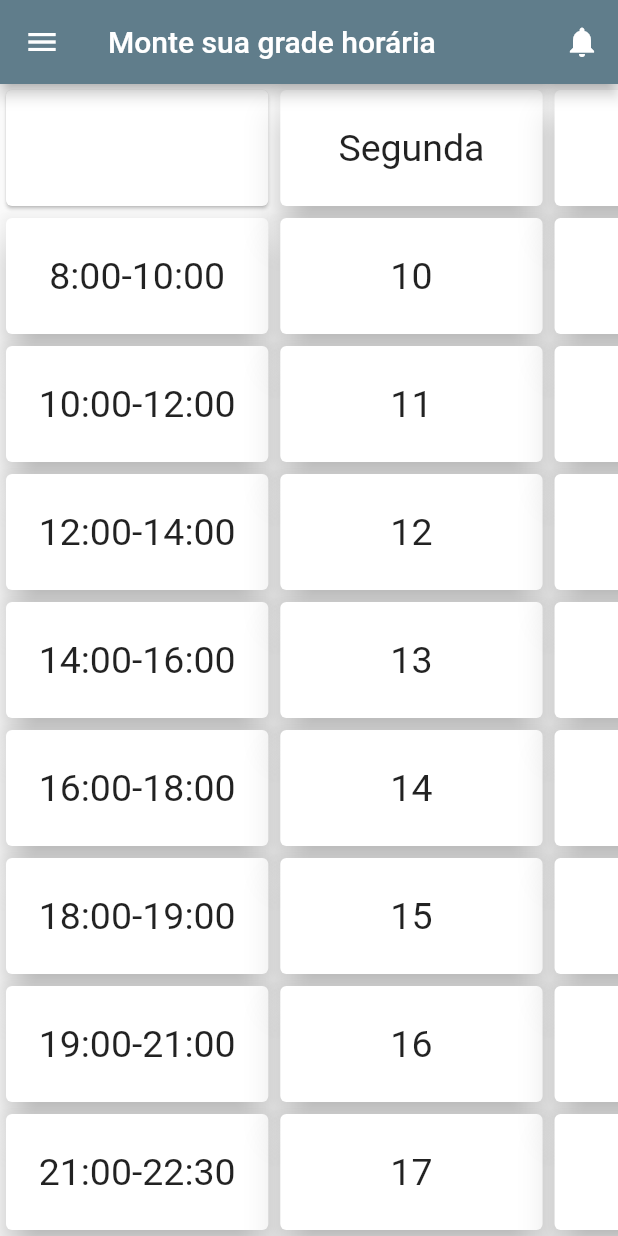
After one commit to COVIDAS-UnB/Ace-Shield, a Flutter app: the TimeOptimizerScreen screen opened by its route, on a phone screen of 412 x 824 dp. The commit adds this screen. Run offline on Flutter 3.47's test engine with Material 2 defaults, Android fonts, the phone set to English and light mode, and no system bars; our stand-ins replace shared_preferences; missing offline and left inert: vertical_tabs; accounts and stored records are empty.

Commit message:
Ajustando tela de minimização de grade horária. Protótipo de tela de liberação feito.

```diff
--- a/front/lib/main.dart
+++ b/front/lib/main.dart
@@ -1,4 +1,6 @@
 import 'package:flutter/material.dart';
+import 'package:front/screens/leaving_time_screen.dart';
+import 'package:front/screens/time_optmizer.dart';
 import 'package:provider/provider.dart';
 
 import './screens/splash_screen.dart';
@@ -37,6 +39,8 @@ class MyApp extends StatelessWidget {
             // '/': (ctx) => HomeScreen(),
             // CalendarScreen.routeName: (ctx) => CalendarScreen(),
             ReportCovidScreen.routeName: (ctx) => ReportCovidScreen(),
+            LeavingTimeScreen.routeName: (ctx) => LeavingTimeScreen(),
+            TimeOptimizerScreen.routeName: (ctx) => TimeOptimizerScreen(),
           },
         ),
       ),
--- /dev/null
+++ b/front/lib/screens/time_optmizer.dart
@@ -0,0 +1,118 @@
+import 'package:flutter/material.dart';
+import '../widgets/main_drawer.dart';
+
+class TimeOptimizerScreen extends StatefulWidget {
+  static const routeName = '/time-optimizer';
+
+  @override
+  _TimeOptimizerScreenState createState() => _TimeOptimizerScreenState();
+}
+
+class _TimeOptimizerScreenState extends State<TimeOptimizerScreen> {
+  int _matrixIndex = 0;
+  List<List> _stubSubject = [
+    [
+      0,0,0,0,0,
+      1,0,1,0,1,
+      0,0,0,0,0,
+      0,0,0,0,0,
+      0,0,0,0,0,
+      0,0,0,0,0,
+      0,0,0,0,0,
+      0,0,0,0,0,
+    ],
+  ];
+
+  Widget subjectCard(String num) {
+    return Card(
+      elevation: 10.0,
+      child: new Container(
+        child: Align(
+            alignment: Alignment.center,
+            child: Text(
+              num,
+              style: TextStyle(
+                fontSize: 25,
+              ),
+            )),
+      ),
+    );
+  }
+
+  @override
+  Widget build(BuildContext context) {
+    return Scaffold(
+        appBar: AppBar(
+          title: Text('Monte sua grade horária'),
+          actions: <Widget>[
+            IconButton(
+              icon: Icon(
+                Icons.notifications,
+                color: Colors.white,
+              ),
+              onPressed: () {
+                //
+              },
+            ),
+          ],
+        ),
+        drawer: MainDrawer(),
+        body: GridView.count(
+          scrollDirection: Axis.horizontal,
+          childAspectRatio: 1.4 / 3,
+          crossAxisCount: 9,
+          children: List.generate(
+            54,
+            (index) {
+              if (index == 0) {
+                return Card();
+              } else if (index == 1) {
+                return subjectCard('8:00-10:00');
+              } else if (index == 2) {
+                return subjectCard('10:00-12:00');
+              } else if (index == 3) {
+                return subjectCard('12:00-14:00');
+              } else if (index == 4) {
+                return subjectCard('14:00-16:00');
+              } else if (index == 5) {
+                return subjectCard('16:00-18:00');
+              } else if (index == 6) {
+                return subjectCard('18:00-19:00');
+              } else if (index == 7) {
+                return subjectCard('19:00-21:00');
+              } else if (index == 8) {
+                return subjectCard('21:00-22:30');
+              } else if (index == 9) {
+                return subjectCard('Segunda');
+              } else if (index == 18) {
+                return subjectCard('Terça');
+              } else if (index == 27) {
+                return subjectCard('Quarta');
+              } else if (index == 36) {
+                return subjectCard('Quinta');
+              } else if (index == 45) {
+                return subjectCard('Sexta');
+              }
+              return subjectCard(index.toString());
+            },
+          ),
+        )
+        // GridView(
+        //   children: <Widget>[
+        //     Text('Seg'),
+        //     Text('Ter'),
+        //     Text('Qua'),
+        //     Text('Qui'),
+        //     Text('Sex'),
+        //     Text('Sáb'),
+        //   ],
+        //   gridDelegate: SliverGridDelegateWithMaxCrossAxisExtent(
+        //     maxCrossAxisExtent: 60,
+        //     childAspectRatio: 3 / 2,
+        //     crossAxisSpacing: 20,
+        //     mainAxisSpacing: 20,
+        //   ),
+        // ),
+        );
+  }
+}
--- a/front/pubspec.yaml
+++ b/front/pubspec.yaml
@@ -26,6 +26,7 @@ dependencies:
   provider: ^4.1.3
   http: ^0.12.1
   shared_preferences: ^0.5.7+3
+  vertical_tabs: ^0.2.0
 
 
 
```
Also changed, not shown: front/lib/screens/auth_screen.dart (+13 -5 lines), front/lib/screens/leaving_time_screen.dart (added, +81 -0 lines), front/lib/screens/temp.txt (added, +59 -0 lines), front/lib/widgets/main_drawer.dart (+9 -2 lines), front/pubspec.lock.
